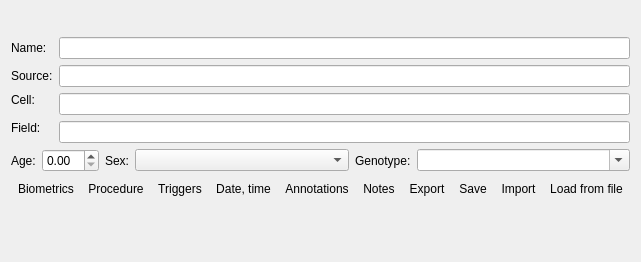
Before: the Qt Designer form src/scipyen/gui/widgets/basescipyendatawidget.ui in ctigaret/scipyen, drawn with Qt 5.
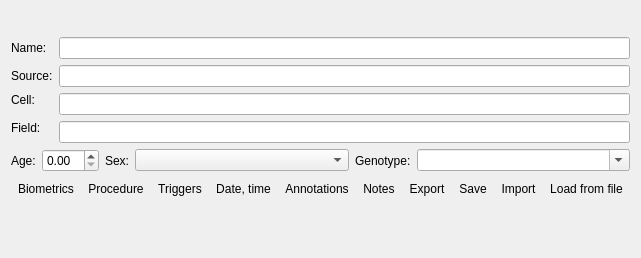
After: the same form once the commit is applied. Icons and pictures are not drawn. Custom widgets are drawn as their Qt base class.

What changed in the file:
```diff
--- a/src/scipyen/gui/widgets/basescipyendatawidget.ui
+++ b/src/scipyen/gui/widgets/basescipyendatawidget.ui
@@ -7,7 +7,7 @@
     <x>0</x>
     <y>0</y>
     <width>480</width>
-    <height>262</height>
+    <height>258</height>
    </rect>
   </property>
   <property name="windowTitle">
```
